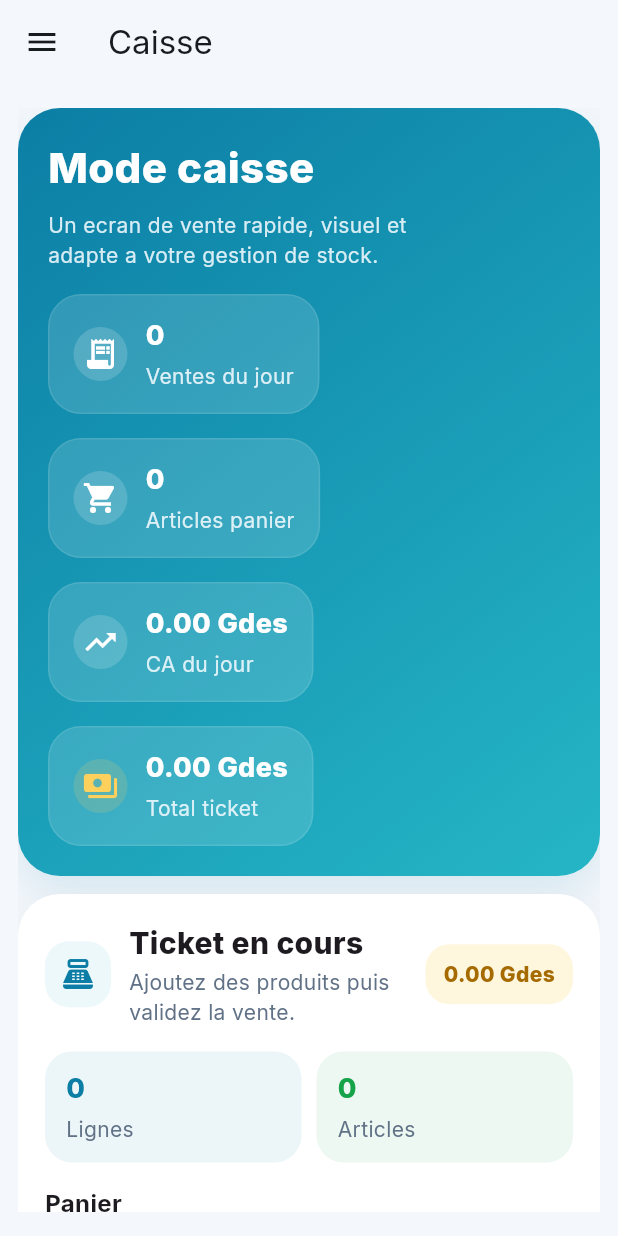
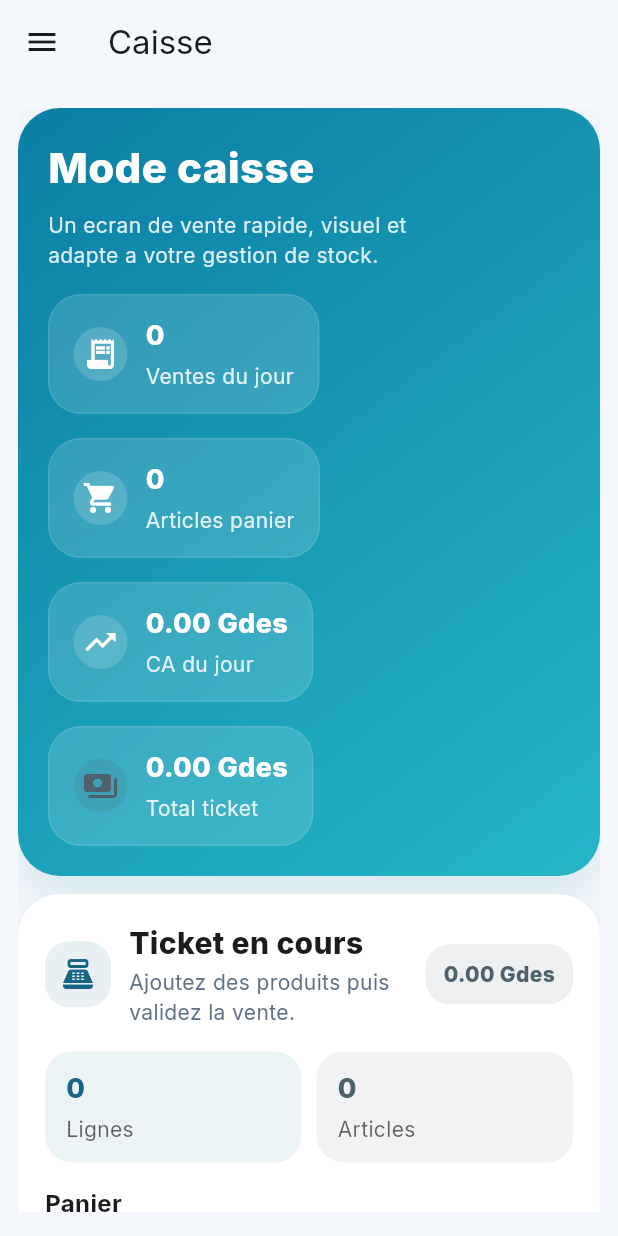
Before and after one commit to Guinther96/my-inventory-app, a Flutter app: the screen it shows once a user with an empty profile is signed in, after a tap on "Retour a la connexion", on a phone screen of 412 x 824 dp. Run offline on Flutter 3.47's test engine with Material 3 defaults, Android fonts, the phone set to English and light mode, and no system bars; our stand-ins replace go_router, google_fonts, image_picker, supabase_flutter; accounts and stored records are empty; network calls fail.

Commit message:
Fix sales dark mode and service tickets UI

```diff
--- a/lib/presentation/features/sales/screens/sales_screen.dart
+++ b/lib/presentation/features/sales/screens/sales_screen.dart
@@ -683,22 +683,30 @@ class _PosHeader extends StatelessWidget {
 
   @override
   Widget build(BuildContext context) {
+    final isDarkMode = Theme.of(context).brightness == Brightness.dark;
+    final primaryColor = Theme.of(context).primaryColor;
     return Container(
       width: double.infinity,
       padding: const EdgeInsets.all(20),
-      // Décoration: gradient bleu avec ombre
       decoration: BoxDecoration(
         borderRadius: BorderRadius.circular(28),
-        gradient: const LinearGradient(
-          colors: [Color(0xFF0C7EA5), Color(0xFF25B6C6)],
+        gradient: LinearGradient(
+          colors: isDarkMode
+              ? [
+                  Color.lerp(primaryColor, Color(0xFF000000), 0.3)!,
+                  Color.lerp(primaryColor, Color(0xFF000000), 0.1)!,
+                ]
+              : const [Color(0xFF0C7EA5), Color(0xFF25B6C6)],
           begin: Alignment.topLeft,
           end: Alignment.bottomRight,
         ),
-        boxShadow: const [
+        boxShadow: [
           BoxShadow(
-            color: Color(0x220C7EA5),
+            color: isDarkMode
+                ? primaryColor.withValues(alpha: 0.15)
+                : const Color(0x220C7EA5),
             blurRadius: 24,
-            offset: Offset(0, 12),
+            offset: const Offset(0, 12),
           ),
         ],
       ),
@@ -732,7 +740,7 @@ class _PosHeader extends StatelessWidget {
             title: 'Total ticket',
             value: '${cartTotal.toStringAsFixed(2)} Gdes',
             icon: Icons.payments,
-            accent: const Color(0xFFFFD05B),
+            accent: Theme.of(context).colorScheme.secondary,
           ),
         ],
       ),
@@ -747,11 +755,11 @@ class _HeaderIntro extends StatelessWidget {
 
   @override
   Widget build(BuildContext context) {
-    return const Column(
+    return Column(
       crossAxisAlignment: CrossAxisAlignment.start,
       children: [
         // Titre principal
-        Text(
+        const Text(
           'Mode caisse',
           style: TextStyle(
             color: Colors.white,
@@ -759,11 +767,14 @@ class _HeaderIntro extends StatelessWidget {
             fontWeight: FontWeight.w800,
           ),
         ),
-        SizedBox(height: 8),
+        const SizedBox(height: 8),
         // Description secondaire
         Text(
           'Un ecran de vente rapide, visuel et adapte a votre gestion de stock.',
-          style: TextStyle(color: Color(0xDDF5FBFF), height: 1.45),
+          style: TextStyle(
+            color: Colors.white.withValues(alpha: 0.85),
+            height: 1.45,
+          ),
         ),
       ],
     );
@@ -823,7 +834,10 @@ class _HeaderMetric extends StatelessWidget {
               ),
               const SizedBox(height: 4),
               // Libellé petit et grisé
-              Text(title, style: const TextStyle(color: Color(0xDDF5FBFF))),
+              Text(
+                title,
+                style: TextStyle(color: Colors.white.withValues(alpha: 0.85)),
+              ),
             ],
           ),
         ],
@@ -873,16 +887,20 @@ class _TicketPanel extends StatelessWidget {
 
   @override
   Widget build(BuildContext context) {
-    // Construit la carte avec background blanc et ombre
+    final isDarkMode = Theme.of(context).brightness == Brightness.dark;
     final card = Container(
       decoration: BoxDecoration(
-        color: Colors.white,
+        color: isDarkMode
+            ? Theme.of(context).scaffoldBackgroundColor
+            : Colors.white,
         borderRadius: BorderRadius.circular(28),
-        boxShadow: const [
+        boxShadow: [
           BoxShadow(
-            color: Color(0x140D1B2A),
+            color: isDarkMode
+                ? const Color(0x080D1B2A)
+                : const Color(0x140D1B2A),
             blurRadius: 18,
-            offset: Offset(0, 12),
+            offset: const Offset(0, 12),
           ),
         ],
       ),
@@ -923,11 +941,13 @@ class _TicketPanel extends StatelessWidget {
           Container(
             padding: const EdgeInsets.all(10),
             decoration: BoxDecoration(
-              color: const Color(0xFFEDF8FB),
+              color: Theme.of(context).primaryColor.withValues(alpha: 0.1),
               borderRadius: BorderRadius.circular(16),
             ),
-            // Icône POS distinctive
-            child: const Icon(Icons.point_of_sale, color: Color(0xFF0C7EA5)),
+            child: Icon(
+              Icons.point_of_sale,
+              color: Theme.of(context).primaryColor,
+            ),
           ),
           const SizedBox(width: 12),
           const Expanded(
@@ -949,13 +969,15 @@ class _TicketPanel extends StatelessWidget {
           Container(
             padding: const EdgeInsets.symmetric(horizontal: 12, vertical: 10),
             decoration: BoxDecoration(
-              color: const Color(0xFFFFF6DE),
+              color: Theme.of(
+                context,
+              ).colorScheme.secondary.withValues(alpha: 0.1),
               borderRadius: BorderRadius.circular(16),
             ),
             child: Text(
               '${cartTotal.toStringAsFixed(2)} Gdes',
-              style: const TextStyle(
-                color: Color(0xFFA56A00),
+              style: TextStyle(
+                color: Theme.of(context).colorScheme.secondary,
                 fontWeight: FontWeight.w800,
               ),
             ),
@@ -969,7 +991,7 @@ class _TicketPanel extends StatelessWidget {
             child: _TicketMiniStat(
               label: 'Lignes',
               value: entries.length.toString(),
-              color: const Color(0xFF0C7EA5),
+              color: Theme.of(context).primaryColor,
             ),
           ),
           const SizedBox(width: 10),
@@ -977,7 +999,7 @@ class _TicketPanel extends StatelessWidget {
             child: _TicketMiniStat(
               label: 'Articles',
               value: totalItems.toString(),
-              color: const Color(0xFF16A34A),
+              color: Theme.of(context).colorScheme.secondary,
             ),
           ),
         ],
@@ -1031,7 +1053,11 @@ class _TicketPanel extends StatelessWidget {
                     labelText: 'Note ticket',
                     hintText: 'Ex: vente comptoir, livraison, remise locale',
                     filled: true,
-                    fillColor: const Color(0xFFF6F8FB),
+                    fillColor:
+                        Theme.of(context).inputDecorationTheme.fillColor ??
+                        (Theme.of(context).brightness == Brightness.dark
+                            ? Colors.grey.withValues(alpha: 0.1)
+                            : const Color(0xFFF6F8FB)),
                     border: OutlineInputBorder(
                       borderRadius: BorderRadius.circular(16),
                       borderSide: BorderSide.none,
@@ -1042,7 +1068,9 @@ class _TicketPanel extends StatelessWidget {
                 Container(
                   padding: const EdgeInsets.all(16),
                   decoration: BoxDecoration(
-                    color: const Color(0xFF0F172A),
+                    color: Theme.of(context).brightness == Brightness.dark
+                        ? Theme.of(context).cardColor
+                        : const Color(0xFF0F172A),
                     borderRadius: BorderRadius.circular(22),
                   ),
                   child: Column(
@@ -1078,8 +1106,12 @@ class _TicketPanel extends StatelessWidget {
                             child: OutlinedButton(
                               onPressed: onClear,
                               style: OutlinedButton.styleFrom(
-                                side: const BorderSide(
-                                  color: Color(0x335D6B82),
+                                side: BorderSide(
+                                  color:
+                                      Theme.of(context).brightness ==
+                                          Brightness.dark
+                                      ? Colors.white24
+                                      : const Color(0x335D6B82),
                                 ),
                                 foregroundColor: Colors.white,
                                 padding: const EdgeInsets.symmetric(
@@ -1095,7 +1127,9 @@ class _TicketPanel extends StatelessWidget {
                             child: FilledButton.icon(
                               onPressed: onCheckout,
                               style: FilledButton.styleFrom(
-                                backgroundColor: const Color(0xFFFF8A3D),
+                                backgroundColor: Theme.of(
+                                  context,
+                                ).colorScheme.primary,
                                 foregroundColor: Colors.white,
                                 padding: const EdgeInsets.symmetric(
                                   vertical: 14,
@@ -1165,7 +1199,11 @@ class _TicketPanel extends StatelessWidget {
           labelText: 'Note ticket',
           hintText: 'Ex: vente comptoir, livraison, remise locale',
           filled: true,
-          fillColor: const Color(0xFFF6F8FB),
+          fillColor:
+              Theme.of(context).inputDecorationTheme.fillColor ??
+              (Theme.of(context).brightness == Brightness.dark
+                  ? Colors.grey.withValues(alpha: 0.1)
+                  : const Color(0xFFF6F8FB)),
           border: OutlineInputBorder(
             borderRadius: BorderRadius.circular(16),
             borderSide: BorderSide.none,
@@ -1176,7 +1214,9 @@ class _TicketPanel extends StatelessWidget {
       Container(
         padding: const EdgeInsets.all(16),
         decoration: BoxDecoration(
-          color: const Color(0xFF0F172A),
+          color: Theme.of(context).brightness == Brightness.dark
+              ? Theme.of(context).cardColor
+              : const Color(0xFF0F172A),
           borderRadius: BorderRadius.circular(22),
         ),
         child: Column(
@@ -1212,7 +1252,11 @@ class _TicketPanel extends StatelessWidget {
                   child: OutlinedButton(
                     onPressed: onClear,
                     style: OutlinedButton.styleFrom(
-                      side: const BorderSide(color: Color(0x335D6B82)),
+                      side: BorderSide(
+                        color: Theme.of(context).brightness == Brightness.dark
+                            ? Colors.white24
+                            : const Color(0x335D6B82),
+                      ),
                       foregroundColor: Colors.white,
                       padding: const EdgeInsets.symmetric(vertical: 14),
                     ),
@@ -1225,7 +1269,7 @@ class _TicketPanel extends StatelessWidget {
                   child: FilledButton.icon(
                     onPressed: onCheckout,
                     style: FilledButton.styleFrom(
-                      backgroundColor: const Color(0xFFFF8A3D),
+                      backgroundColor: Theme.of(context).colorScheme.primary,
                       foregroundColor: Colors.white,
                       padding: const EdgeInsets.symmetric(vertical: 14),
                     ),
@@ -1286,7 +1330,14 @@ class _TicketMiniStat extends StatelessWidget {
             ),
           ),
           const SizedBox(height: 4),
-          Text(label, style: const TextStyle(color: Color(0xFF617287))),
+          Text(
+            label,
+            style: TextStyle(
+              color: Theme.of(
+                context,
+              ).textTheme.bodyMedium?.color?.withValues(alpha: 0.7),
+            ),
+          ),
         ],
       ),
     );
@@ -1306,9 +1357,15 @@ class _EmptyCartState extends StatelessWidget {
       width: double.infinity,
       padding: EdgeInsets.all(compact ? 18 : 24),
       decoration: BoxDecoration(
-        color: const Color(0xFFF7F9FC),
+        color: Theme.of(context).brightness == Brightness.dark
+            ? Theme.of(context).cardColor
+            : const Color(0xFFF7F9FC),
         borderRadius: BorderRadius.circular(22),
-        border: Border.all(color: const Color(0xFFDCE6F2)),
+        border: Border.all(
+          color: Theme.of(context).brightness == Brightness.dark
+              ? Colors.grey.withValues(alpha: 0.2)
+              : const Color(0xFFDCE6F2),
+        ),
       ),
       child: const Column(
         mainAxisSize: MainAxisSize.min,
@@ -1357,9 +1414,17 @@ class _CartEntryTile extends StatelessWidget {
 
   @override
   Widget build(BuildContext context) {
+    final isDarkMode = Theme.of(context).brightness == Brightness.dark;
     final borderColor = selected
-        ? const Color(0xFF26A7BF)
-        : const Color(0xFFDCE6F2);
+        ? Theme.of(context).primaryColor
+        : (isDarkMode
+              ? Colors.grey.withValues(alpha: 0.2)
+              : const Color(0xFFDCE6F2));
+    final bgColor = selected
+        ? Theme.of(context).primaryColor.withValues(alpha: 0.08)
+        : (isDarkMode
+              ? Colors.grey.withValues(alpha: 0.05)
+              : const Color(0xFFF9FBFD));
 
     return InkWell(
       borderRadius: BorderRadius.circular(22),
@@ -1368,7 +1433,7 @@ class _CartEntryTile extends StatelessWidget {
         duration: const Duration(milliseconds: 180),
         padding: const EdgeInsets.all(14),
         decoration: BoxDecoration(
-          color: selected ? const Color(0xFFF0FCFF) : const Color(0xFFF9FBFD),
+          color: bgColor,
           borderRadius: BorderRadius.circular(22),
           border: Border.all(color: borderColor, width: selected ? 1.6 : 1),
         ),
@@ -1395,7 +1460,11 @@ class _CartEntryTile extends StatelessWidget {
                       const SizedBox(height: 6),
                       Text(
                         '${entry.product.price.toStringAsFixed(2)} Gdes x ${entry.quantity}',
-                        style: const TextStyle(color: Color(0xFF617287)),
+                        style: TextStyle(
+                          color: Theme.of(
+                            context,
+                          ).textTheme.bodyMedium?.color?.withValues(alpha: 0.7),
+                        ),
                       ),
                     ],
                   ),
@@ -1426,10 +1495,12 @@ class _CartEntryTile extends StatelessWidget {
                 const Spacer(),
                 Text(
                   '${entry.lineTotal.toStringAsFixed(2)} Gdes',
-                  style: const TextStyle(
+                  style: TextStyle(
                     fontSize: 17,
                     fontWeight: FontWeight.w800,
-                    color: Color(0xFF0F172A),
+                    color: Theme.of(context).brightness == Brightness.dark
+                        ? Colors.white
+                        : const Color(0xFF0F172A),
                   ),
                 ),
               ],
@@ -1687,13 +1758,13 @@ class _CatalogToolbar extends StatelessWidget {
                   vertical: 10,
                 ),
                 decoration: BoxDecoration(
-                  color: const Color(0xFFEDF8FB),
+                  color: Theme.of(context).primaryColor.withValues(alpha: 0.1),
                   borderRadius: BorderRadius.circular(18),
                 ),
                 child: Text(
                   '$productsCount produits',
-                  style: const TextStyle(
-                    color: Color(0xFF0C7EA5),
+                  style: TextStyle(
+                    color: Theme.of(context).primaryColor,
                     fontWeight: FontWeight.w700,
                   ),
                 ),
@@ -1708,7 +1779,11 @@ class _CatalogToolbar extends StatelessWidget {
               hintText: 'Rechercher par nom, code-barres ou description',
               prefixIcon: const Icon(Icons.search),
               filled: true,
-              fillColor: const Color(0xFFF6F8FB),
+              fillColor:
+                  Theme.of(context).inputDecorationTheme.fillColor ??
+                  (Theme.of(context).brightness == Brightness.dark
+                      ? Colors.grey.withValues(alpha: 0.1)
+                      : const Color(0xFFF6F8FB)),
               border: OutlineInputBorder(
                 borderRadius: BorderRadius.circular(18),
                 borderSide: BorderSide.none,
@@ -1849,13 +1924,17 @@ class _ProductGrid extends StatelessWidget {
       child: Container(
         padding: const EdgeInsets.all(18),
         decoration: BoxDecoration(
-          color: Colors.white,
+          color: Theme.of(context).brightness == Brightness.dark
+              ? Theme.of(context).scaffoldBackgroundColor
+              : Colors.white,
           borderRadius: BorderRadius.circular(28),
-          boxShadow: const [
+          boxShadow: [
             BoxShadow(
-              color: Color(0x100D1B2A),
+              color: Theme.of(context).brightness == Brightness.dark
+                  ? const Color(0x080D1B2A)
+                  : const Color(0x100D1B2A),
               blurRadius: 18,
-              offset: Offset(0, 10),
+              offset: const Offset(0, 10),
             ),
           ],
         ),
@@ -1876,7 +1955,9 @@ class _EmptyCatalogState extends StatelessWidget {
       width: double.infinity,
       padding: const EdgeInsets.all(28),
       decoration: BoxDecoration(
-        color: Colors.white,
+        color: Theme.of(context).brightness == Brightness.dark
+            ? Theme.of(context).cardColor
+            : Colors.white,
         borderRadius: BorderRadius.circular(28),
       ),
       child: const Column(
@@ -1969,10 +2050,10 @@ class _ProductTile extends StatelessWidget {
                         ? 'Bas'
                         : 'OK',
                     color: isOutOfStock
-                        ? const Color(0xFFDC2626)
+                        ? Theme.of(context).colorScheme.error
                         : isLowStock
-                        ? const Color(0xFFD97706)
-                        : const Color(0xFF16A34A),
+                        ? Colors.orange
+                        : Colors.green,
                   ),
                 ],
               ),
@@ -2021,8 +2102,8 @@ class _ProductTile extends StatelessWidget {
                       onPressed: onAdd,
                       style: FilledButton.styleFrom(
                         backgroundColor: isOutOfStock
-                            ? const Color(0xFFCBD5E1)
-                            : const Color(0xFF26A7BF),
+                            ? Colors.grey.withValues(alpha: 0.5)
+                            : Theme.of(context).primaryColor,
                         foregroundColor: Colors.white,
                         padding: const EdgeInsets.symmetric(
                           horizontal: 12,
@@ -2141,28 +2222,39 @@ class _FallbackProductThumb extends StatelessWidget {
 
   @override
   Widget build(BuildContext context) {
-    // Extrait la première lettre maiuscule du nom du produit (ou '?' par défaut)
     final initial = label.trim().isEmpty ? '?' : label.trim()[0].toUpperCase();
 
     return Container(
       width: size,
       height: size,
       decoration: BoxDecoration(
-        gradient: const LinearGradient(
-          colors: [Color(0xFFE8F7FB), Color(0xFFD5EEF4)],
+        gradient: LinearGradient(
+          colors: Theme.of(context).brightness == Brightness.dark
+              ? [
+                  Color.lerp(
+                    Theme.of(context).primaryColor,
+                    Color(0xFF000000),
+                    0.5,
+                  )!.withValues(alpha: 0.3),
+                  Color.lerp(
+                    Theme.of(context).primaryColor,
+                    Color(0xFF000000),
+                    0.7,
+                  )!.withValues(alpha: 0.2),
+                ]
+              : const [Color(0xFFE8F7FB), Color(0xFFD5EEF4)],
           begin: Alignment.topLeft,
           end: Alignment.bottomRight,
         ),
         borderRadius: BorderRadius.circular(18),
       ),
       alignment: Alignment.center,
-      // Affiche la lettre sous la forme d'une grande initiale
       child: Text(
         initial,
         style: TextStyle(
           fontSize: size * 0.34,
           fontWeight: FontWeight.w800,
-          color: const Color(0xFF0C7EA5),
+          color: Theme.of(context).primaryColor,
         ),
       ),
     );
@@ -2183,13 +2275,17 @@ class _RecentSalesPanel extends StatelessWidget {
       width: double.infinity,
       padding: const EdgeInsets.all(18),
       decoration: BoxDecoration(
-        color: Colors.white,
+        color: Theme.of(context).brightness == Brightness.dark
+            ? Theme.of(context).scaffoldBackgroundColor
+            : Colors.white,
         borderRadius: BorderRadius.circular(28),
-        boxShadow: const [
+        boxShadow: [
           BoxShadow(
-            color: Color(0x100D1B2A),
+            color: Theme.of(context).brightness == Brightness.dark
+                ? const Color(0x080D1B2A)
+                : const Color(0x100D1B2A),
             blurRadius: 18,
-            offset: Offset(0, 10),
+            offset: const Offset(0, 10),
           ),
         ],
       ),
@@ -2203,9 +2299,13 @@ class _RecentSalesPanel extends StatelessWidget {
           ),
           const SizedBox(height: 6),
           // Sous-titre
-          const Text(
+          Text(
             'Historique recent des tickets enregistres.',
-            style: TextStyle(color: Color(0xFF617287)),
+            style: TextStyle(
+              color: Theme.of(
+                context,
+              ).textTheme.bodyMedium?.color?.withValues(alpha: 0.7),
+            ),
           ),
           const SizedBox(height: 14),
           // Affiche message vide ou liste des ventes
@@ -2228,8 +2328,10 @@ class _RecentSalesPanel extends StatelessWidget {
                 return Row(
                   children: [
                     CircleAvatar(
-                      backgroundColor: const Color(0xFFEDF8FB),
-                      foregroundColor: const Color(0xFF0C7EA5),
+                      backgroundColor: Theme.of(
+                        context,
+                      ).primaryColor.withValues(alpha: 0.15),
+                      foregroundColor: Theme.of(context).primaryColor,
                       child: const Icon(Icons.receipt_long),
                     ),
                     const SizedBox(width: 12),
@@ -2251,9 +2353,11 @@ class _RecentSalesPanel extends StatelessWidget {
                     ),
                     Text(
                       '${price.toStringAsFixed(2)} Gdes',
-                      style: const TextStyle(
+                      style: TextStyle(
                         fontWeight: FontWeight.w800,
-                        color: Color(0xFF0F172A),
+                        color: Theme.of(context).brightness == Brightness.dark
+                            ? Colors.white
+                            : const Color(0xFF0F172A),
                       ),
                     ),
                   ],
```
Also changed, not shown: lib/data/providers/inventory_provider.dart (+18 -12 lines), lib/presentation/features/products/screens/products_screen.dart (+4 -4 lines), lib/presentation/features/services/screens/services_management_screen.dart (+38 -9 lines).
